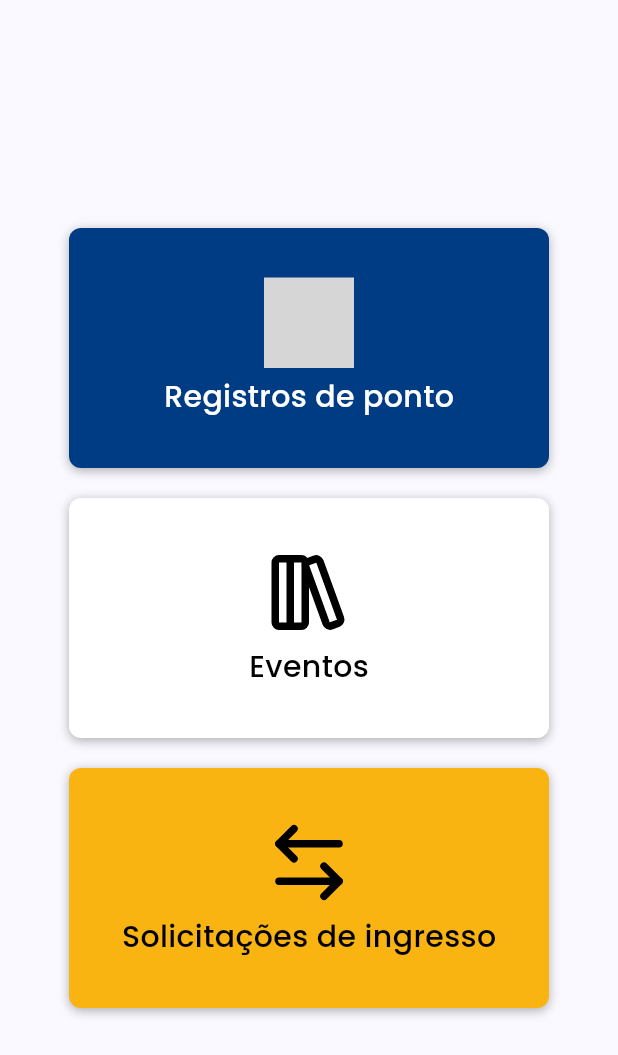
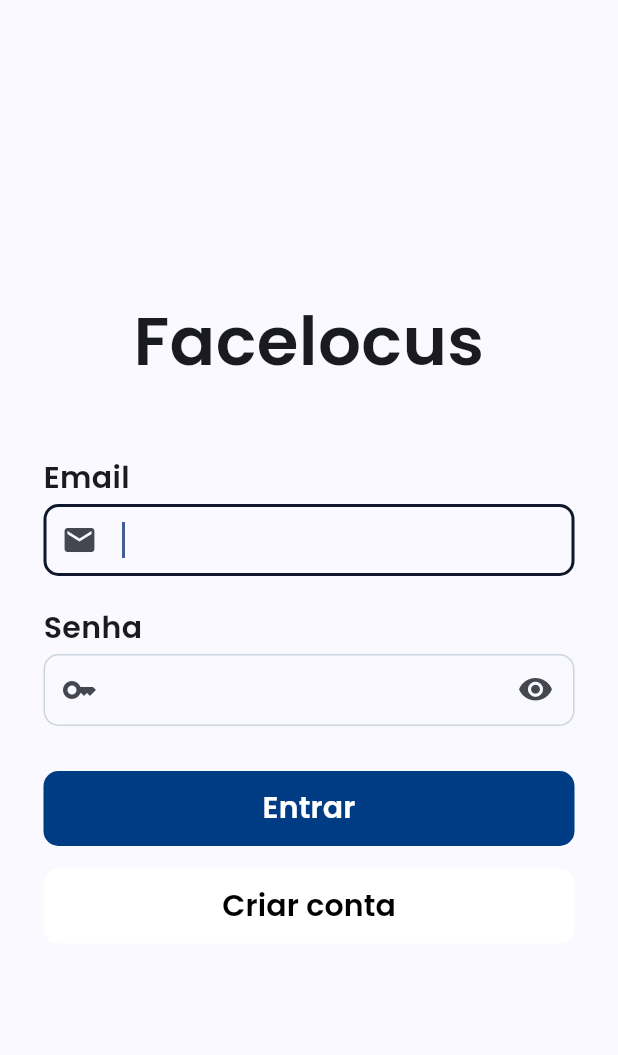
Before and after one commit to luan-coelho/facelocus, a Flutter app: the screen it shows after launch, on a phone screen of 412 x 824 dp. Shown: the top 1055 px of the screen. Run offline on Flutter 3.47's test engine with Material 3 defaults, Android fonts, the light colour scheme and no system bars; our stand-ins replace dio, flutter_svg, go_router; grey boxes are pictures that could not be loaded.

Commit message:
feat: Melhorando aplicação.

```diff
--- a/mobile/lib/constants.dart
+++ b/mobile/lib/constants.dart
@@ -3,7 +3,7 @@
 class AppConst {
   AppConst._();
 
-  static const Color primary = Color(0xFF003C84);
-  static const Color secondary = Color(0xFFFAB411);
-  static const Color background = Color(0xFFF1F2F6);
+  static const Color blue = Color(0xFF003C84);
+  static const Color yellow = Color(0xFFFAB411);
+  static const Color white = Color(0xFFF1F2F6);
 }
--- /dev/null
+++ b/mobile/lib/dtos/login_dto.dart
@@ -0,0 +1,9 @@
+class LoginDTO {
+  late String email;
+  late String password;
+
+  Map<String, dynamic> toJson() => {
+        'email': email,
+        'password': password,
+      };
+}
--- a/mobile/lib/main.dart
+++ b/mobile/lib/main.dart
@@ -15,9 +15,9 @@
       title: 'Validação de presença',
       theme: ThemeData(
           appBarTheme: const AppBarTheme(
-              backgroundColor: AppConst.primary, foregroundColor: Colors.white),
+              backgroundColor: AppConst.blue, foregroundColor: Colors.white),
           colorScheme: ColorScheme.fromSeed(
-              seedColor: AppConst.primary, background: AppConst.background),
+              seedColor: AppConst.blue, background: AppConst.white),
           useMaterial3: true,
           fontFamily: 'Poppins'),
       debugShowCheckedModeBanner: false,
--- a/mobile/lib/router.dart
+++ b/mobile/lib/router.dart
@@ -1,14 +1,19 @@
+import 'package:facelocus/screens/login_screen.dart';
 import 'package:go_router/go_router.dart';
 import 'package:facelocus/screens/event/event_create_screen.dart';
 import 'package:facelocus/screens/event/event_list_screen.dart';
 import 'package:facelocus/screens/home_screen.dart';
-import 'package:facelocus/screens/ticket_request.dart';
+import 'package:facelocus/screens/ticket-request/ticket_request.dart';
 
 final router = GoRouter(
   initialLocation: '/',
   routes: [
     GoRoute(
       path: '/',
+      builder: (context, state) => const LoginScreen(),
+    ),
+    GoRoute(
+      path: '/home',
       builder: (context, state) => const HomeScreen(),
     ),
     GoRoute(
--- a/mobile/lib/screens/home_screen.dart
+++ b/mobile/lib/screens/home_screen.dart
@@ -1,3 +1,4 @@
+import 'package:facelocus/constants.dart';
 import 'package:flutter/material.dart';
 import 'package:facelocus/widgets/feature_card.dart';
 
@@ -6,52 +7,35 @@
 
   @override
   Widget build(BuildContext context) {
-    const options = [
+    return const Scaffold(
+      body: Padding(
+        padding: EdgeInsets.all(32.0),
+        child: Column(
+          mainAxisAlignment: MainAxisAlignment.center,
+          crossAxisAlignment: CrossAxisAlignment.center,
+          children: [
             FeatureCard(
               description: "Registros de ponto",
               route: "/point-record",
               color: Colors.white,
-          backgroundColor: Color(0xFF003C84),
-          imageName: "point-record-icon.svg"),
+              backgroundColor: AppConst.blue,
+              imageName: "point-record-icon.svg",
+            ),
+            SizedBox(height: 20),
             FeatureCard(
               description: "Eventos",
               route: "/event",
               color: Colors.black,
-          backgroundColor: Color(0xFFFFFFFF),
-          imageName: "event-icon.svg"),
+              backgroundColor: Colors.white,
+              imageName: "event-icon.svg",
+            ),
+            SizedBox(height: 20),
             FeatureCard(
               description: "Solicitações de ingresso",
               route: "/ticket-request",
               color: Colors.black,
-          backgroundColor: Color(0xFFFAB411),
-          imageName: "ticket-request-icon.svg")
-    ];
-
-    return Scaffold(
-      body: Padding(
-        padding: const EdgeInsets.all(16.0),
-        child: Column(
-          mainAxisAlignment: MainAxisAlignment.center,
-          crossAxisAlignment: CrossAxisAlignment.center,
-          children: [
-            ListView.separated(
-              padding: const EdgeInsets.only(left: 30, right: 30),
-              separatorBuilder: (BuildContext context, int index) {
-                return const SizedBox(height: 20);
-              },
-              scrollDirection: Axis.vertical,
-              shrinkWrap: true,
-              itemCount: options.length,
-              itemBuilder: (context, index) {
-                FeatureCard option = options[index];
-                return FeatureCard(
-                  description: option.description,
-                  route: option.route,
-                  color: option.color,
-                  backgroundColor: option.backgroundColor,
-                  imageName: option.imageName,
-                );
-              },
+              backgroundColor: AppConst.yellow,
+              imageName: "ticket-request-icon.svg",
             ),
           ],
         ),
--- /dev/null
+++ b/mobile/lib/screens/login_screen.dart
@@ -0,0 +1,236 @@
+import 'package:facelocus/constants.dart';
+import 'package:flutter/material.dart';
+import 'package:go_router/go_router.dart';
+
+class LoginScreen extends StatefulWidget {
+  const LoginScreen({super.key});
+
+  @override
+  LoginFormState createState() {
+    return LoginFormState();
+  }
+}
+
+class LoginFormState extends State<LoginScreen> {
+  final _formKey = GlobalKey<FormState>();
+  late TextEditingController _emailController;
+  late TextEditingController _passwordController;
+
+  late FocusNode _emailFocusNode;
+  bool _obscured = true;
+
+  void _toggleObscured() {
+    setState(() {
+      _obscured = !_obscured;
+      if (_emailFocusNode.hasPrimaryFocus) {
+        return;
+      }
+      _emailFocusNode.canRequestFocus = false;
+    });
+  }
+
+  void _login() async {
+    context.replace("/home");
+  }
+
+  @override
+  void initState() {
+    _emailFocusNode = FocusNode();
+    _emailController = TextEditingController();
+    _passwordController = TextEditingController();
+    _emailFocusNode.requestFocus();
+    super.initState();
+  }
+
+  @override
+  void dispose() {
+    _emailController.dispose();
+    _passwordController.dispose();
+    _emailFocusNode.dispose();
+    super.dispose();
+  }
+
+  @override
+  Widget build(BuildContext context) {
+    return Scaffold(
+      body: Center(
+        child: SingleChildScrollView(
+          child: Padding(
+            padding: const EdgeInsets.all(29.0),
+            child: Form(
+              key: _formKey,
+              child: Column(
+                  mainAxisAlignment: MainAxisAlignment.center,
+                  children: [
+                    // Image.asset('images/box.png'),
+                    const Text('Facelocus',
+                        textAlign: TextAlign.center,
+                        style: TextStyle(
+                            fontSize: 45, fontWeight: FontWeight.w600)),
+                    Container(
+                      padding: const EdgeInsets.only(top: 45),
+                      child: Column(
+                        crossAxisAlignment: CrossAxisAlignment.start,
+                        children: [
+                          const Text("Email",
+                              style: TextStyle(
+                                  fontSize: 20, fontWeight: FontWeight.w600),
+                              textAlign: TextAlign.start),
+                          const SizedBox(height: 3),
+                          TextFormField(
+                            controller: _emailController,
+                            focusNode: _emailFocusNode,
+                            autofocus: true,
+                            validator: (value) {
+                              if (value == null || value.isEmpty) {
+                                return 'Informe o email';
+                              }
+
+                              String regexExpression =
+                                  r"^[a-zA-Z0-9.a-zA-Z0-9.!#$%&'*+-/=?^_`{|}~]+@[a-zA-Z0-9]+\.[a-zA-Z]+";
+                              final RegExp pattern = RegExp(regexExpression);
+                              RegExp regex = RegExp(pattern.pattern);
+                              if (!regex.hasMatch(value)) {
+                                return 'Informe um email válido';
+                              }
+                              return null;
+                            },
+                            decoration: const InputDecoration(
+                              floatingLabelBehavior:
+                                  FloatingLabelBehavior.never,
+                              isDense: true,
+                              focusedBorder: OutlineInputBorder(
+                                borderSide: BorderSide(
+                                    color: Color(0xff0F172A), width: 2),
+                                borderRadius:
+                                    BorderRadius.all(Radius.circular(10)),
+                              ),
+                              enabledBorder: OutlineInputBorder(
+                                  borderSide: BorderSide(
+                                      color: Color.fromRGBO(203, 213, 225, 1),
+                                      width: 1),
+                                  borderRadius:
+                                      BorderRadius.all(Radius.circular(10))),
+                              border: OutlineInputBorder(
+                                borderRadius:
+                                    BorderRadius.all(Radius.circular(10)),
+                              ),
+                              prefixIcon: Icon(Icons.email, size: 24),
+                            ),
+                          )
+                        ],
+                      ),
+                    ),
+                    Container(
+                      padding: const EdgeInsets.only(top: 20),
+                      child: Column(
+                        crossAxisAlignment: CrossAxisAlignment.start,
+                        children: [
+                          const Text("Senha",
+                              style: TextStyle(
+                                  fontSize: 20, fontWeight: FontWeight.w600),
+                              textAlign: TextAlign.start),
+                          const SizedBox(height: 3),
+                          TextFormField(
+                            controller: _passwordController,
+                            keyboardType: TextInputType.visiblePassword,
+                            obscureText: _obscured,
+                            validator: (value) {
+                              if (value == null || value.isEmpty) {
+                                return 'Informe a senha';
+                              }
+                              return null;
+                            },
+                            decoration: InputDecoration(
+                              floatingLabelBehavior:
+                                  FloatingLabelBehavior.never,
+                              isDense: true,
+                              focusedBorder: const OutlineInputBorder(
+                                borderSide: BorderSide(
+                                    color: Color(0xff0F172A), width: 2),
+                                borderRadius:
+                                    BorderRadius.all(Radius.circular(10)),
+                              ),
+                              enabledBorder: const OutlineInputBorder(
+                                  borderSide: BorderSide(
+                                      color: Color.fromRGBO(203, 213, 225, 1),
+                                      width: 1),
+                                  borderRadius:
+                                      BorderRadius.all(Radius.circular(10))),
+                              border: const OutlineInputBorder(
+                                borderRadius:
+                                    BorderRadius.all(Radius.circular(10)),
+                              ),
+                              prefixIcon: const Icon(Icons.key, size: 24),
+                              suffixIcon: Padding(
+                                padding: const EdgeInsets.fromLTRB(0, 0, 4, 0),
+                                child: GestureDetector(
+                                  onTap: _toggleObscured,
+                                  child: Icon(
+                                    _obscured
+                                        ? Icons.visibility_rounded
+                                        : Icons.visibility_off_rounded,
+                                    size: 24,
+                                  ),
+                                ),
+                              ),
+                            ),
+                          )
+                        ],
+                      ),
+                    ),
+                    Padding(
+                        padding: const EdgeInsets.only(top: 30),
+                        child: SizedBox(
+                          width: double.infinity, // Largura 100%
+                          height: 50, // Altura de 50
+                          child: TextButton(
+                            style: ButtonStyle(
+                                backgroundColor:
+                                    MaterialStateProperty.all<Color>(
+                                        AppConst.blue),
+                                foregroundColor:
+                                    MaterialStateProperty.all<Color>(
+                                        Colors.white),
+                                shape: MaterialStateProperty.all<
+                                        RoundedRectangleBorder>(
+                                    RoundedRectangleBorder(
+                                  borderRadius: BorderRadius.circular(10.0),
+                                ))),
+                            onPressed: () {
+                              _login();
+                            },
+                            child: const Text("Entrar",
+                                style: TextStyle(
+                                    fontWeight: FontWeight.w600, fontSize: 20)),
+                          ),
+                        )),
+                    const SizedBox(height: 15),
+                    SizedBox(
+                      width: double.infinity, // Largura 100%
+                      height: 50, // Altura de 50
+                      child: TextButton(
+                        style: ButtonStyle(
+                            backgroundColor: MaterialStateProperty.all<Color>(Colors.white),
+                            foregroundColor:
+                                MaterialStateProperty.all<Color>(Colors.black),
+                            shape: MaterialStateProperty.all<
+                                RoundedRectangleBorder>(RoundedRectangleBorder(
+                              borderRadius: BorderRadius.circular(10.0),
+                            ))),
+                        onPressed: () {
+                          _login();
+                        },
+                        child: const Text("Criar conta",
+                            style: TextStyle(
+                                fontWeight: FontWeight.w600, fontSize: 20)),
+                      ),
+                    )
+                  ]),
+            ),
+          ),
+        ),
+      ),
+    );
+  }
+}
```
Also changed, not shown: mobile/lib/screens/ticket-request/ticket_request.dart (added, +36 -0 lines), mobile/lib/screens/ticket_request.dart (deleted, +0 -57 lines), mobile/images/login.svg (added). Lines whose indentation alone changed are shown as unchanged.
